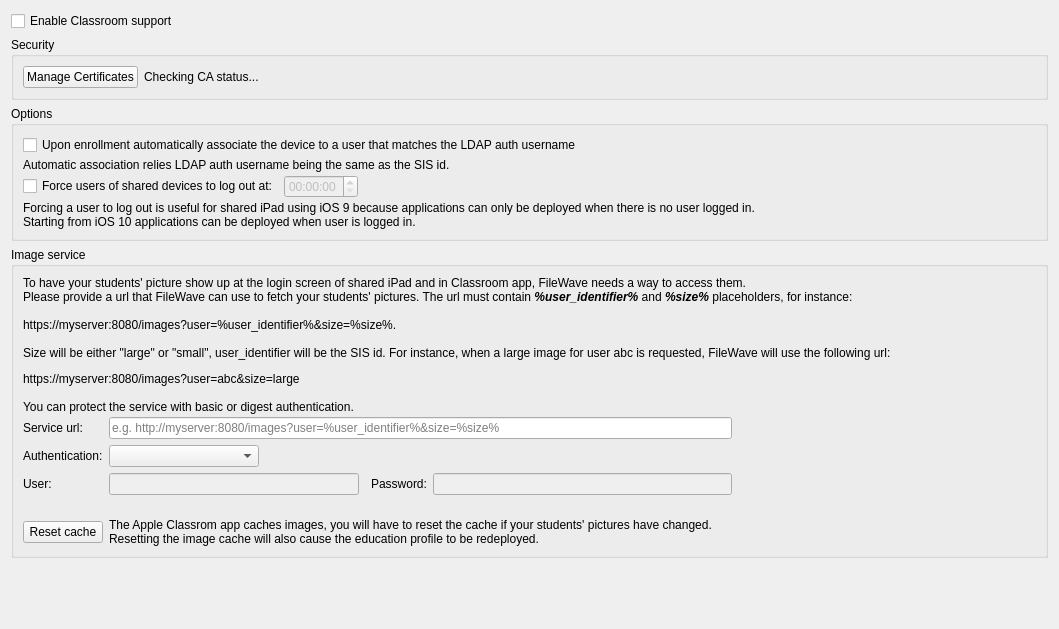
Qt form FWAdminLib/Preferences/ClassroomPreferencesWidget.ui (fw-dev/translations) before a commit.
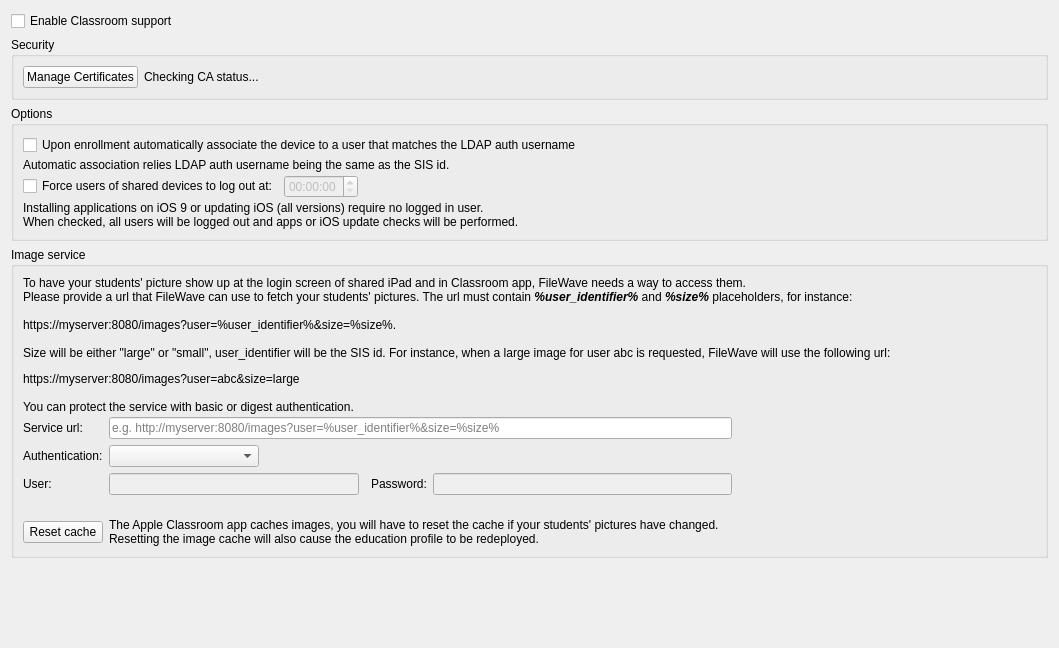
The same form after that commit.

Patch:
```diff
--- a/FWAdminLib/Preferences/ClassroomPreferencesWidget.ui
+++ b/FWAdminLib/Preferences/ClassroomPreferencesWidget.ui
@@ -7,7 +7,7 @@
     <x>0</x>
     <y>0</y>
     <width>1059</width>
-    <height>629</height>
+    <height>648</height>
    </rect>
   </property>
   <property name="windowTitle">
@@ -146,8 +146,8 @@
       <item>
        <widget class="QLabel" name="label_7">
         <property name="text">
-         <string>Forcing a user to log out is useful for shared iPad using iOS 9 because applications can only be deployed when there is no user logged in.
-Starting from iOS 10 applications can be deployed when user is logged in.</string>
+         <string>Installing applications on iOS 9 or updating iOS (all versions) require no logged in user.
+When checked, all users will be logged out and apps or iOS update checks will be performed.</string>
         </property>
         <property name="wordWrap">
          <bool>true</bool>
@@ -338,7 +338,7 @@
             </sizepolicy>
            </property>
            <property name="text">
-            <string>The Apple Classrom app caches images, you will have to reset the cache if your students' pictures have changed.
+            <string>The Apple Classroom app caches images, you will have to reset the cache if your students' pictures have changed.
 Resetting the image cache will also cause the education profile to be redeployed. </string>
            </property>
            <property name="wordWrap">
```
